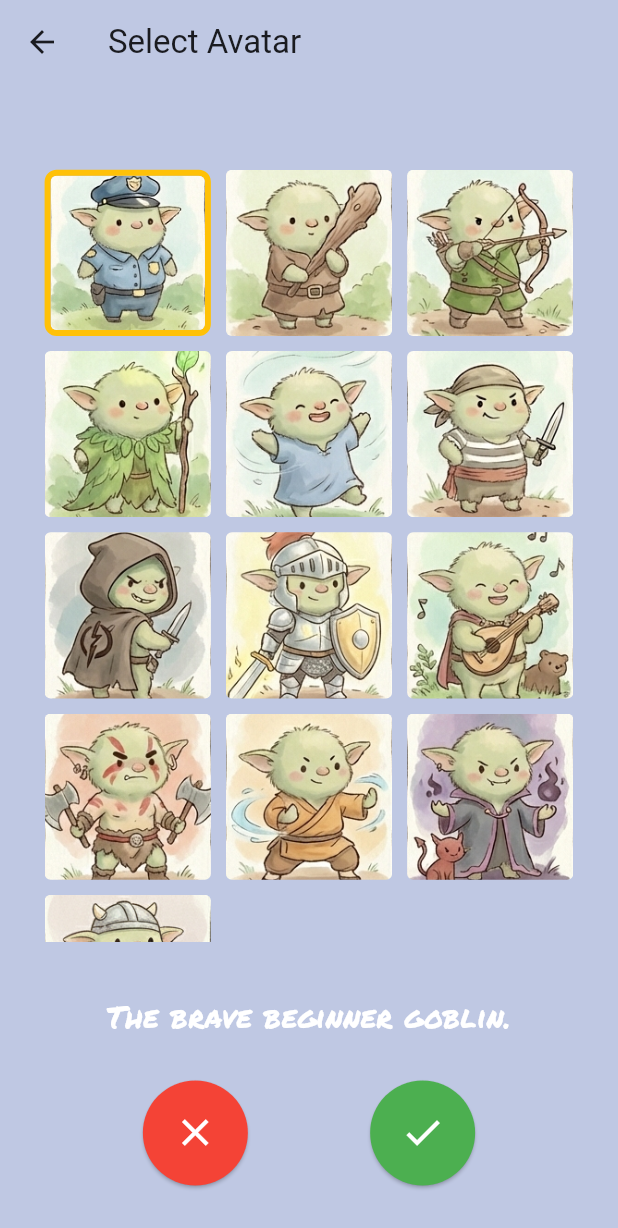
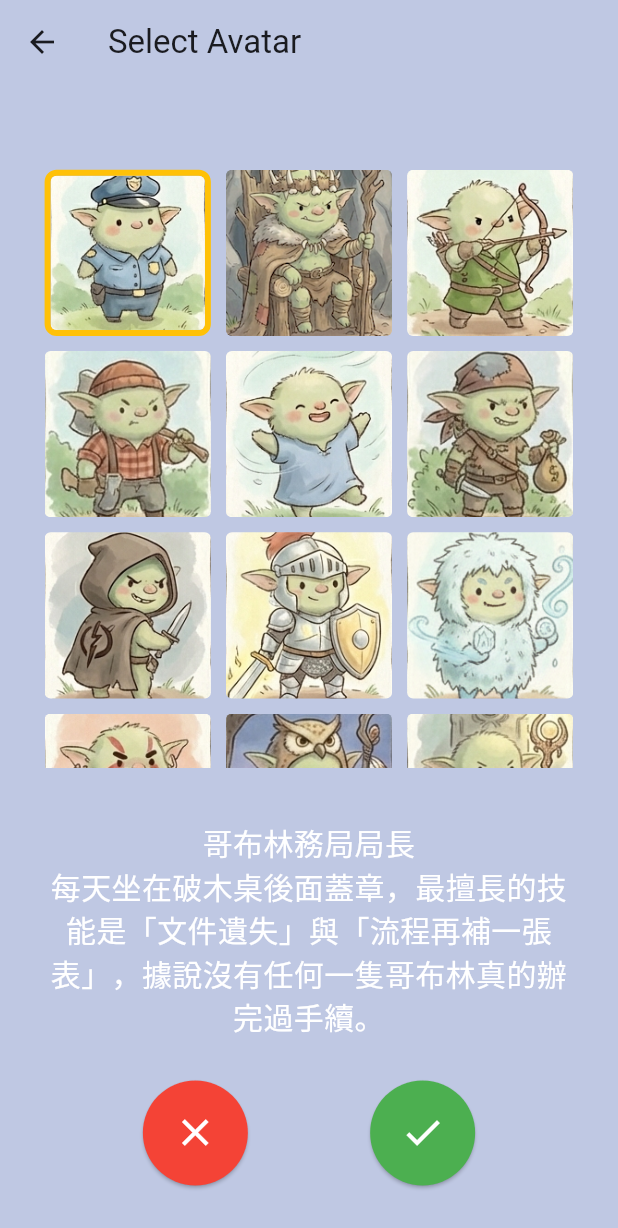
Before and after one commit to zed201712/ok_multipl_poker, a Flutter app: the screen it shows after launch, after a tap on "Tap to change avatar", on a phone screen of 412 x 824 dp. Shown: the top 1228 px of the screen. Run offline on Flutter 3.47's test engine with Material 3 defaults, Android fonts, the phone set to English and light mode, and no system bars; our stand-ins replace audioplayers, cloud_firestore, equatable, firebase_auth, firebase_core, go_router and 2 more; missing offline and left inert: fake_cloud_firestore, firebase_auth_mocks; accounts and stored records are empty.

Commit message:
asset: goblin_card, AvatarSelectionScreen _avatarDescriptions

```diff
--- a/lib/settings/avatar_selection_screen.dart
+++ b/lib/settings/avatar_selection_screen.dart
@@ -17,21 +17,21 @@ class _AvatarSelectionScreenState extends State<AvatarSelectionScreen> {
   final List<String> _avatarPaths = [];
   late String _selectedAvatarNumber;
 
-  final String _defaultAvatarDescription = 'A mysterious goblin.';
+  final String _defaultAvatarDescription = '善良的哥布林\n看到敵人跌倒會先扶他起來，再不好意思地問一句「那…我現在可以打你了嗎？」';
   final Map<String, String> _avatarDescriptions = {
-    '1': 'The brave beginner goblin.',
-    '2': 'The cunning card shark.',
-    '3': 'The wise old sage.',
-    '4': 'The quick-fingered thief.',
-    '5': 'The joyful jester.',
-    '6': 'The grumpy guard.',
-    '7': 'The lucky gambler.',
-    '8': 'The stoic warrior.',
-    '9': 'The mystical mage.',
-    '10': 'The royal advisor.',
-    '11': 'The forest scout.',
-    '12': 'The mountain climber.',
-    '13': 'The swamp dweller.',
+    '1': '哥布林務局局長\n每天坐在破木桌後面蓋章，最擅長的技能是「文件遺失」與「流程再補一張表」，據說沒有任何一隻哥布林真的辦完過手續。',
+    '2': '山寨寨主哥布林\n其實只有三個部下和一面會倒的旗子，但開會時氣勢十足，講話一定要站在石頭上。',
+    '3': '哥布林弓箭手\n百發不中不是形容詞，是戰績，射出去的箭有時會先打到自己人，但他堅稱那是戰術。',
+    '4': '伐伐伐木工哥布林\n口號喊得最大聲，樹卻永遠倒在相反方向，至今仍在研究為什麼樹會報復他。',
+    '5': '自由的哥布林\nこれが...自由だ\n離開部落後第一天就迷路，第三天開始懷念加班與命令，但嘴上仍然高喊這就是自由。',
+    '6': '盜賊哥布林\n行竊時動作俐落、眼神銳利，唯一的缺點是偷完一定會忍不住炫耀給被害者看。',
+    '7': '叛徒哥布林\n哥布林的背叛者，嚴厲斥責',
+    '8': '騎士哥布林\n穿著撿來的生鏽盔甲，宣誓效忠時很感動，只是劍一拔出來就卡住，需要旁人幫忙。',
+    '9': '冰霜哥布林\n不畏寒流的冰霜戰士\n站在暴風雪中一動也不動，其實是因為凍到忘記怎麼走路，但氣勢完全沒有輸。',
+    '10': '狂戰士哥布林\n一進入戰鬥就大吼衝鋒，戰後才發現忘了帶武器，輸出全靠吼',
+    '11': '貓頭鷹哥布林\n殘暴的貓頭鷹\n夜視能力極強，白天卻常撞牆，傳說他分不清自己是哥布林還是貓頭鷹。',
+    '12': '哥布林大祭司\n吟唱古老咒語時十分莊嚴，但內容其實是昨晚的食譜，只是沒人聽得懂。',
+    '13': '巨魔哥布林\n比較寬的哥布林\n不是比較高，是比較橫，走進洞穴時需要側身，戰場上則自帶掩體效果。',
   };
 
   @override
@@ -52,7 +52,7 @@ class _AvatarSelectionScreenState extends State<AvatarSelectionScreen> {
     // 簡單解析 AssetManifest (實際應使用 jsonDecode)
     // 這裡為了簡化，直接生成已知列表
 
-    final paths = List.generate(13, (index) {
+    final paths = List.generate(18, (index) {
       final number = (index + 1).toString().padLeft(3, '0');
       return 'assets/images/goblin_cards/goblin_1_$number.png';
     });
```
Also changed, not shown: assets/images/goblin_cards/goblin_1_002.png, assets/images/goblin_cards/goblin_1_004.png, assets/images/goblin_cards/goblin_1_006.png, assets/images/goblin_cards/goblin_1_009.png, assets/images/goblin_cards/goblin_1_011.png, assets/images/goblin_cards/goblin_1_012.png, assets/images/goblin_cards/goblin_1_014.png (added), assets/images/goblin_cards/goblin_1_015.png (added), assets/images/goblin_cards/goblin_1_016.png (added), assets/images/goblin_cards/goblin_1_017.png (added), assets/images/goblin_cards/goblin_1_018.png (added).
